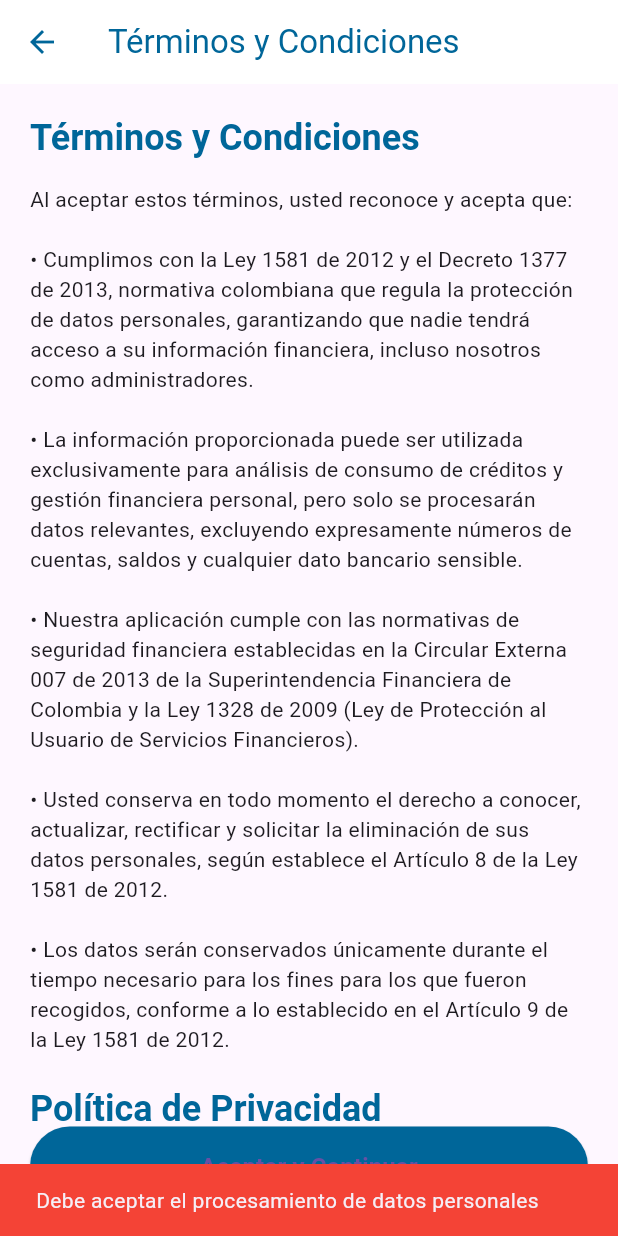
After one commit to Alcander122/finaces, a Flutter app: the TermsAcceptanceScreen screen opened directly, after a tap on "Aceptar y Continuar", on a phone screen of 412 x 824 dp. The commit adds this screen. Run offline on Flutter 3.47's test engine with Material 3 defaults, Android fonts, the phone set to English and light mode, and no system bars; our stand-ins replace cloud_firestore, firebase_auth, firebase_core, fl_chart, flutter_local_notifications, flutter_riverpod and 11 more; missing offline and left inert: flutter_facebook_auth; accounts and stored records are empty.

Commit message:
- Se implementó TermsAcceptanceScreen para que el usuario acepte los términos y condiciones. - Se integró Firestore para actualizar el estado de aceptación del usuario. - Se añadieron archivos de compilación CMake para soporte nativo en Android.

```diff
--- a/lib/core/errors/error_strings.dart
+++ b/lib/core/errors/error_strings.dart
@@ -18,6 +18,26 @@ abstract class ErrorStrings {
 
   // Nuevo: Aceptación de términos
   static const termsNotAccepted = "Debe aceptar el procesamiento de datos personales";
+  static const termsAndConditionsTitle = "Términos y Condiciones";
+  static const privacyPolicyTitle = "Política de Privacidad";
+
+// Mensajes de términos y condiciones - ADAPTADOS PARA COLOMBIA
+  static const termsAndConditionsContent =
+    "Al aceptar estos términos, usted reconoce y acepta que:\n\n"
+    "• Cumplimos con la Ley 1581 de 2012 y el Decreto 1377 de 2013, normativa colombiana que regula la protección de datos personales, garantizando que nadie tendrá acceso a su información financiera, incluso nosotros como administradores.\n\n"
+    "• La información proporcionada puede ser utilizada exclusivamente para análisis de consumo de créditos y gestión financiera personal, pero solo se procesarán datos relevantes, excluyendo expresamente números de cuentas, saldos y cualquier dato bancario sensible.\n\n"
+    "• Nuestra aplicación cumple con las normativas de seguridad financiera establecidas en la Circular Externa 007 de 2013 de la Superintendencia Financiera de Colombia y la Ley 1328 de 2009 (Ley de Protección al Usuario de Servicios Financieros).\n\n"
+    "• Usted conserva en todo momento el derecho a conocer, actualizar, rectificar y solicitar la eliminación de sus datos personales, según establece el Artículo 8 de la Ley 1581 de 2012.\n\n"
+    "• Los datos serán conservados únicamente durante el tiempo necesario para los fines para los que fueron recogidos, conforme a lo establecido en el Artículo 9 de la Ley 1581 de 2012.";
+
+  // Política de privacidad adaptada para Colombia
+  static const privacyPolicyContent =
+    "Nuestra política de privacidad garantiza que:\n\n"
+    "• Sus datos personales y financieros son tratados con la máxima confidencialidad, conforme a los estándares de seguridad establecidos en la Resolución 1578 de 2021 de la Superintendencia de Industria y Comercio y la Circular Externa 007 de 2013 de la Superintendencia Financiera de Colombia.\n\n"
+    "• No compartiremos su información con terceros sin su consentimiento expreso, excepto cuando sea requerido por ley o autoridades competentes en cumplimiento de obligaciones legales.\n\n"
+    "• Implementamos medidas técnicas y organizativas apropiadas para garantizar un nivel de seguridad adecuado al riesgo, incluyendo cifrado AES-256 para datos en tránsito y reposo, según lo establecido en el Artículo 10 de la Ley 1581 de 2012.\n\n"
+    "• Sus datos solo serán utilizados para los fines establecidos en esta política y nunca para fines comerciales no autorizados.\n\n"
+    "• Usted tiene derecho a presentar quejas o reclamos ante la Superintendencia de Industria y Comercio si considera que se ha vulnerado su derecho a la protección de datos, conforme al Artículo 14 de la Ley 1581 de 2012.";
 
   // Mensaje de éxito
   static const registrationSuccess = "Registro exitoso. Por favor, inicia sesión";
--- /dev/null
+++ b/lib/presentations/screens/terms_acceptance.screen.dart
@@ -0,0 +1,169 @@
+// terms_acceptance.screen.dart
+import 'package:finances/core/errors/error_strings.dart';
+import 'package:finances/presentations/screens/home/home_screen.dart';
+import 'package:finances/presentations/theme/themes.dart';
+import 'package:flutter/material.dart';
+import 'package:cloud_firestore/cloud_firestore.dart';
+import 'package:firebase_auth/firebase_auth.dart';
+
+class TermsAcceptanceScreen extends StatefulWidget {
+  const TermsAcceptanceScreen({super.key});
+
+  @override
+  State<TermsAcceptanceScreen> createState() => _TermsAcceptanceScreenState();
+}
+
+class _TermsAcceptanceScreenState extends State<TermsAcceptanceScreen> {
+  bool _agreePersonalData = false;
+  bool _isLoading = false;
+
+  void _acceptTerms() async {
+    if (_isLoading) return;
+
+    if (!_agreePersonalData) {
+      ScaffoldMessenger.of(context).showSnackBar(
+        SnackBar(
+            content: Text(ErrorStrings.termsNotAccepted),
+            backgroundColor: Colors.red),
+      );
+      return;
+    }
+
+    setState(() => _isLoading = true);
+
+    try {
+      // Actualizar el documento del usuario en Firestore para marcar que aceptó los términos
+      final user = FirebaseAuth.instance.currentUser;
+      if (user != null) {
+        await FirebaseFirestore.instance
+            .collection('users')
+            .doc(user.uid)
+            .update({
+          'acceptedTerms': true,
+          'termsAcceptedAt': FieldValue.serverTimestamp(),
+        });
+      }
+
+      // Navegar a HomeScreen
+      Navigator.pushAndRemoveUntil(
+        context,
+        MaterialPageRoute(builder: (_) => const HomeScreen()),
+        (route) => false,
+      );
+    } catch (e) {
+      ScaffoldMessenger.of(context).showSnackBar(
+        SnackBar(
+            content: Text("Error al guardar aceptación de términos"),
+            backgroundColor: Colors.red),
+      );
+      setState(() => _isLoading = false);
+    }
+  }
+
+  @override
+  Widget build(BuildContext context) {
+    return Scaffold(
+      appBar: AppBar(
+        title: Text(ErrorStrings.termsAndConditionsTitle,
+            style: TextStyle(color: Themes.degradientLight)),
+        backgroundColor: Colors.white,
+        elevation: 0,
+        iconTheme: IconThemeData(color: Themes.degradientLight),
+      ),
+      body: Padding(
+        padding: const EdgeInsets.all(20.0),
+        child: Column(
+          children: [
+            Expanded(
+              child: SingleChildScrollView(
+                child: Column(
+                  crossAxisAlignment: CrossAxisAlignment.start,
+                  children: [
+                    Text(
+                      ErrorStrings.termsAndConditionsTitle,
+                      style: Theme.of(context)
+                          .textTheme
+                          .headlineSmall
+                          ?.copyWith(
+                              fontWeight: FontWeight.bold,
+                              color: Themes.degradientLight),
+                    ),
+                    const SizedBox(height: 15),
+                    Text(
+                      ErrorStrings.termsAndConditionsContent,
+                      style: Theme.of(context).textTheme.bodyMedium,
+                    ),
+                    const SizedBox(height: 20),
+                    Text(
+                      ErrorStrings.privacyPolicyTitle,
+                      style: Theme.of(context)
+                          .textTheme
+                          .headlineSmall
+                          ?.copyWith(
+                              fontWeight: FontWeight.bold,
+                              color: Themes.degradientLight),
+                    ),
+                    const SizedBox(height: 15),
+                    Text(
+                      ErrorStrings.privacyPolicyContent,
+                      style: Theme.of(context).textTheme.bodyMedium,
+                    ),
+                    const SizedBox(height: 20),
+                    // Checkbox de términos
+                    Row(
+                      crossAxisAlignment: CrossAxisAlignment.start,
+                      children: [
+                        Checkbox(
+                          value: _agreePersonalData,
+                          onChanged: (value) => setState(
+                              () => _agreePersonalData = value ?? false),
+                          activeColor: Themes.degradientLight,
+                        ),
+                        Expanded(
+                          child: Text.rich(
+                            TextSpan(
+                              children: [
+                                const TextSpan(
+                                  text: 'Acepto el procesamiento de ',
+                                  style: TextStyle(color: Colors.black45),
+                                ),
+                                TextSpan(
+                                  text: 'Datos personales.',
+                                  style: TextStyle(
+                                    color: Themes.degradientLight,
+                                    fontWeight: FontWeight.bold,
+                                  ),
+                                ),
+                              ],
+                            ),
+                          ),
+                        ),
+                      ],
+                    ),
+                  ],
+                ),
+              ),
+            ),
+            SizedBox(
+              width: double.infinity,
+              child: ElevatedButton(
+                onPressed: _acceptTerms,
+                style: ElevatedButton.styleFrom(
+                  backgroundColor: Themes.degradientLight,
+                  padding: const EdgeInsets.symmetric(vertical: 15),
+                ),
+                child: _isLoading
+                    ? const CircularProgressIndicator(color: Colors.white)
+                    : const Text(
+                        'Aceptar y Continuar',
+                        style: TextStyle(
+                            fontSize: 16, fontWeight: FontWeight.bold),
+                      ),
+              ),
+            ),
+          ],
+        ),
+      ),
+    );
+  }
+}
```
Also changed, not shown: lib/core/data/providers/auth_provider.dart (+28 -9 lines), lib/core/data/services/user_service.dart (+8 -12 lines), lib/presentations/screens/auth/register.screen.dart (+106 -58 lines), 101 other files.
